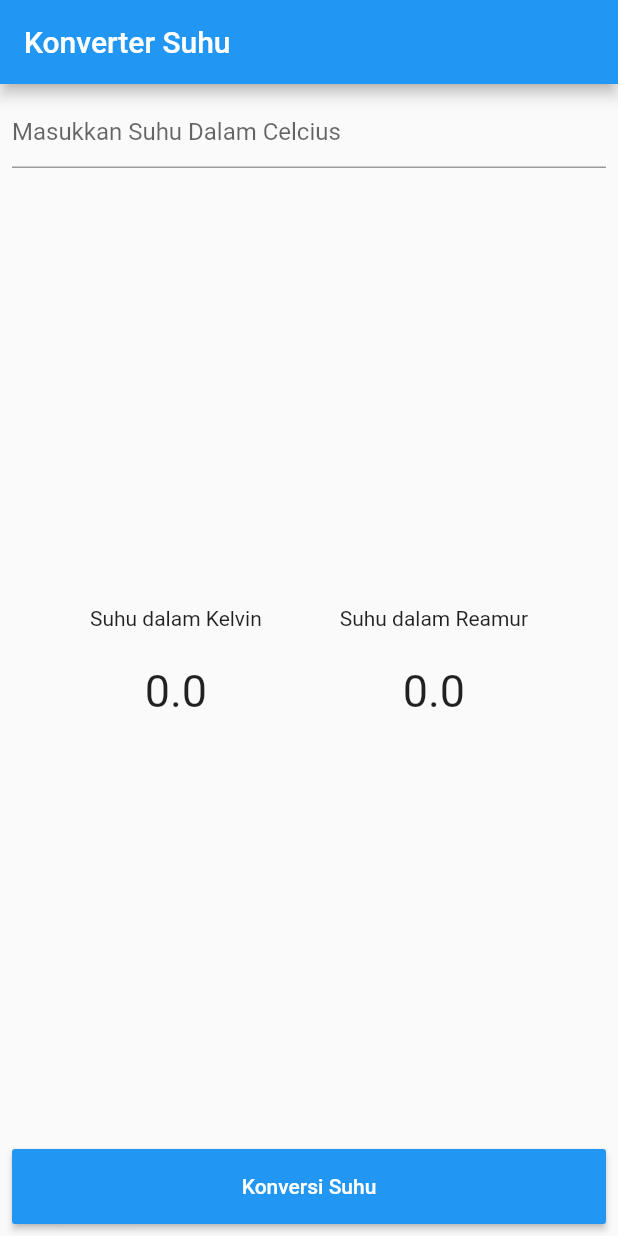
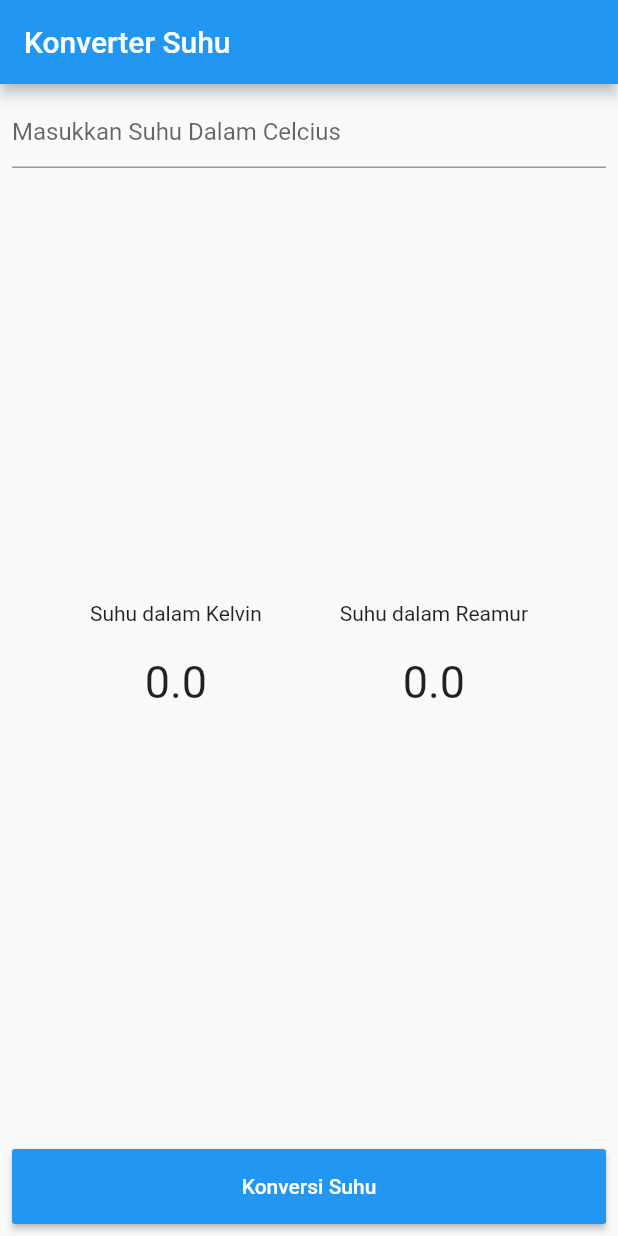
Before and after one commit to ririssilvia/Pemrograman-Mobile-flutter-Statefulwidget-Minggu3, a Flutter app: the screen it shows after launch, on a phone screen of 412 x 824 dp. Run offline on Flutter 3.47's test engine with Material 2 defaults, Android fonts, the phone set to English and light mode, and no system bars.

Commit message:
first commit-Statefulwidget Week3

```diff
--- a/lib/Convert.dart
+++ b/lib/Convert.dart
@@ -2,7 +2,7 @@ import 'package:flutter/material.dart';
 import 'package:flutter/services.dart';
 
 class Convert extends StatelessWidget {
- final Function konvertHandler;
+final Function konvertHandler;
 Convert({Key key, @required this.konvertHandler});
 
   @override
--- a/lib/Result.dart
+++ b/lib/Result.dart
@@ -20,9 +20,7 @@ class Result extends StatelessWidget {
           Column(
             mainAxisAlignment: MainAxisAlignment.center,
             children: <Widget> [
-              Text('Suhu dalam Kelvin',
-              style: TextStyle(height: 2)
-              ),
+              Text('Suhu dalam Kelvin'),
               Text('$_kelvin', style: TextStyle(height: 2, fontSize:30)),
             ],
           ),
@@ -30,9 +28,7 @@ class Result extends StatelessWidget {
           Column(
             mainAxisAlignment: MainAxisAlignment.center,
             children: <Widget> [
-              Text('Suhu dalam Reamur',
-              style: TextStyle(height: 2)
-              ),
+              Text('Suhu dalam Reamur'),
               Text('$_reamur', style: TextStyle(height: 2, fontSize:30)),
             ],
           ),
```
